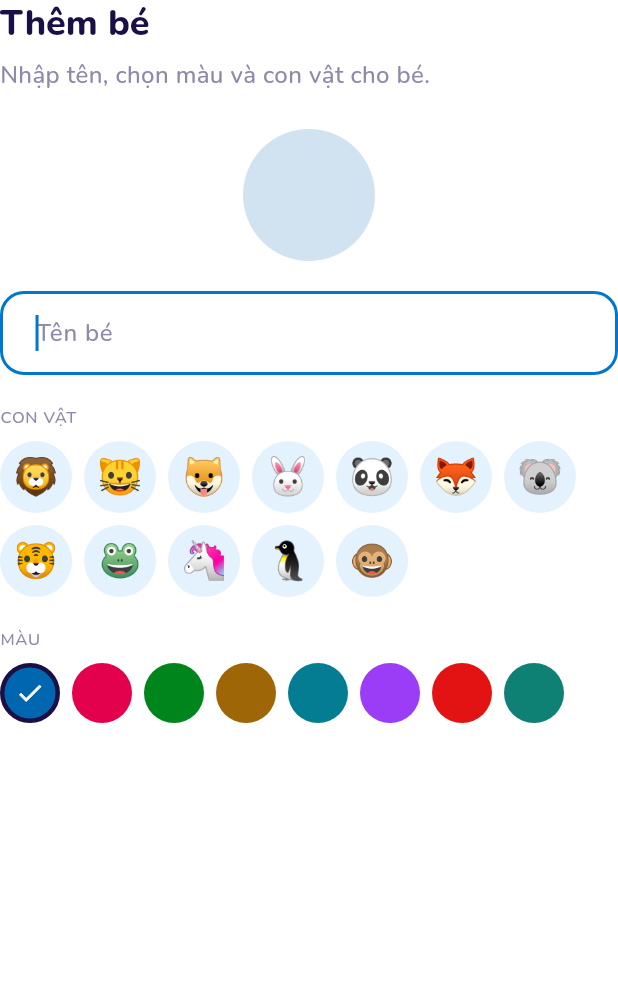
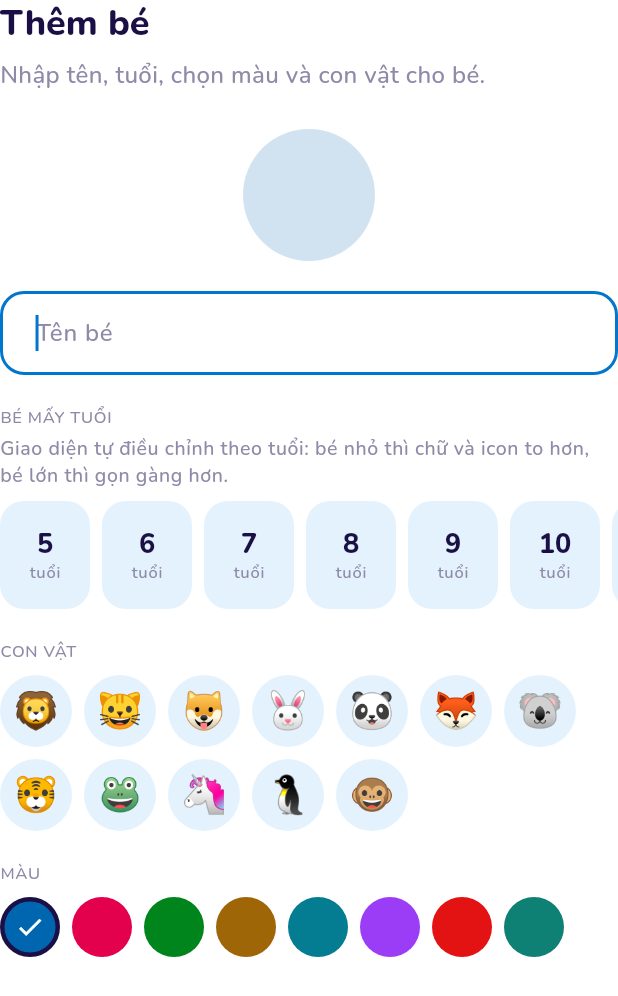
Before and after one commit to 360org/beong, a Flutter app: the _ChildStep widget shown alone on an empty page, opened directly with empty values, on a phone screen of 412 x 824 dp. Shown: the top 996 px of the screen. Run offline on Flutter 3.47's test engine with Material 3 defaults, Android fonts, the phone set to English and light mode, and no system bars; our stand-ins replace drift, flutter_riverpod, go_router, riverpod_annotation; accounts and stored records are empty; generated files the repository leaves out were written again.

Commit message:
feat(onboarding): hỏi tuổi bé để UI thích ứng theo nhóm tuổi thật
KidScale và AgeBand đã có từ trước nhưng là **code chết**: onboarding
không hỏi năm sinh nên `members.birth_year` luôn null, mọi bé đều rơi vào
nhóm mặc định `middle`. Bé 6 tuổi vẫn nhận chữ và icon cỡ trung, bé 14
tuổi vẫn thấy linh vật — đúng thứ AgeBand được viết ra để tránh.

- `birthYearOptions(currentYear:)` trả các năm trong dải app nhắm tới
  (5–15 tuổi), trẻ nhất trước. Chỉ liệt kê dải này thay vì mở date picker
  trăm năm: bố mẹ chọn xong bằng một cú chạm, không cần bàn phím.
- `_AgePicker`: hàng chip cuộn ngang trong bước "Thêm bé". Chip hiện
  **tuổi** vì bố mẹ nghĩ theo tuổi, nhưng lưu xuống DB là **năm sinh** —
  lưu tuổi thì sang năm dữ liệu sai, lưu năm sinh thì nhóm tuổi tự chuyển
  khi bé lớn lên.
- Không chọn sẵn năm nào: đoán tuổi trẻ là bịa dữ liệu, và `ageBandFor`
  đã có nhóm mặc định cho `null`. Bấm lại chip đang chọn để bỏ chọn, nên
  bố mẹ không muốn khai tuổi vẫn đi tiếp được.
- Câu phụ đề của bước nhắc rõ tuổi làm thay đổi gì, để đây không phải là
  một ô dữ liệu hỏi không lý do.

Kiểm chứng: 4 test mới cho `birthYearOptions`, trong đó có test chốt là
mọi lựa chọn trong picker đều cho ra nhóm tuổi thật và cả ba nhóm đều
chọn được — nếu không, picker vô nghĩa vì chọn hay không cũng như nhau.
157 test xanh, analyze --fatal-infos sạch.

Chạy app thật ở 412x900 và đọc lại DB: chọn "7 tuổi" ghi
`birth_year = 2019`, ra đúng nhóm `little`.

Ghi chú môi trường ảnh chụp: Xvfb không có window manager thì
`xdotool windowsize` không tới được Flutter — cửa sổ X đổi cỡ nhưng
surface vẫn 1280x720 nên ảnh chụp ra layout desktop bị cắt. Cần
`matchbox-window-manager` để cửa sổ thật sự khớp 412x900.

Co-Authored-By: Claude Opus 5 <noreply@anthropic.com>
Claude-Session: https://claude.ai/code/session_01Q6fkLUCfu7o2JYjUr6eiLQ

```diff
--- a/lib/domain/services/age_band.dart
+++ b/lib/domain/services/age_band.dart
@@ -60,3 +60,13 @@ AgeBand ageBandForAge(int age) {
   if (age <= 12) return AgeBand.middle;
   return AgeBand.teen;
 }
+
+/// Các năm sinh để bố mẹ chọn khi tạo profile con, **trẻ nhất trước**.
+///
+/// Chỉ liệt kê dải app nhắm tới ([kMinSupportedAge]..[kMaxSupportedAge]) thay
+/// vì mở date picker cả trăm năm: bố mẹ chọn một lần bằng một cú chạm, và danh
+/// sách ngắn thì không cần bàn phím — quan trọng với onboarding trên điện thoại.
+List<int> birthYearOptions({required int currentYear}) => [
+  for (var age = kMinSupportedAge; age <= kMaxSupportedAge; age++)
+    currentYear - age,
+];
--- a/lib/features/onboarding/onboarding_screen.dart
+++ b/lib/features/onboarding/onboarding_screen.dart
@@ -12,6 +12,8 @@ import 'package:beong/core/widgets/responsive_scaffold.dart';
 import 'package:beong/data/local/database.dart';
 import 'package:beong/data/seed/presets.dart';
 import 'package:beong/domain/entities/enums.dart';
+import 'package:beong/domain/services/age_band.dart';
+import 'package:beong/domain/services/family_clock.dart';
 import 'package:drift/drift.dart' hide Column;
 import 'package:flutter/material.dart';
 import 'package:flutter_riverpod/flutter_riverpod.dart';
@@ -33,6 +35,10 @@ class _OnboardingScreenState extends ConsumerState<OnboardingScreen> {
   final _childNameController = TextEditingController();
   int _childColorIndex = 0;
   String _childAvatar = kAvatarEmojis.first;
+
+  /// Không chọn sẵn năm nào: đoán tuổi của trẻ là bịa dữ liệu, và
+  /// [ageBandFor] đã có sẵn nhóm mặc định cho trường hợp `null`.
+  int? _childBirthYear;
   final _selectedRoutines = <String>{'morning', 'bedtime'};
 
   @override
@@ -92,6 +98,7 @@ class _OnboardingScreenState extends ConsumerState<OnboardingScreen> {
         displayName: childName,
         colorIndex: Value(_childColorIndex),
         avatarKey: Value(_childAvatar),
+        birthYear: Value(_childBirthYear),
       ),
     );
 
@@ -166,6 +173,9 @@ class _OnboardingScreenState extends ConsumerState<OnboardingScreen> {
                           setState(() => _childColorIndex = i),
                       avatar: _childAvatar,
                       onAvatarChanged: (a) => setState(() => _childAvatar = a),
+                      birthYear: _childBirthYear,
+                      onBirthYearChanged: (y) =>
+                          setState(() => _childBirthYear = y),
                     ),
                     _RoutineStep(
                       selected: _selectedRoutines,
@@ -293,6 +303,8 @@ class _ChildStep extends StatelessWidget {
     required this.onColorChanged,
     required this.avatar,
     required this.onAvatarChanged,
+    required this.birthYear,
+    required this.onBirthYearChanged,
   });
 
   final TextEditingController controller;
@@ -300,6 +312,8 @@ class _ChildStep extends StatelessWidget {
   final ValueChanged<int> onColorChanged;
   final String avatar;
   final ValueChanged<String> onAvatarChanged;
+  final int? birthYear;
+  final ValueChanged<int?> onBirthYearChanged;
 
   @override
   Widget build(BuildContext context) {
@@ -312,7 +326,7 @@ class _ChildStep extends StatelessWidget {
           Text('Thêm bé', style: context.text.titleLarge),
           const SizedBox(height: AppSpacing.sm),
           Text(
-            'Nhập tên, chọn màu và con vật cho bé.',
+            'Nhập tên, tuổi, chọn màu và con vật cho bé.',
             style: context.text.bodyMedium?.copyWith(
               color: context.semantic.onSurfaceMuted,
             ),
@@ -336,6 +350,27 @@ class _ChildStep extends StatelessWidget {
             decoration: const InputDecoration(hintText: 'Tên bé'),
             textCapitalization: TextCapitalization.words,
             autofocus: true,
+          ),
+          const SizedBox(height: AppSpacing.xl),
+          Text(
+            'BÉ MẤY TUỔI',
+            style: context.text.labelSmall?.copyWith(
+              color: context.semantic.onSurfaceMuted,
+            ),
+          ),
+          const SizedBox(height: AppSpacing.xs),
+          Text(
+            'Giao diện tự điều chỉnh theo tuổi: bé nhỏ thì chữ và icon to hơn, '
+            'bé lớn thì gọn gàng hơn.',
+            style: context.text.bodySmall?.copyWith(
+              color: context.semantic.onSurfaceMuted,
+            ),
+          ),
+          const SizedBox(height: AppSpacing.sm),
+          _AgePicker(
+            birthYear: birthYear,
+            onChanged: onBirthYearChanged,
+            color: color,
           ),
           const SizedBox(height: AppSpacing.xl),
           Text(
@@ -407,6 +442,81 @@ class _ChildStep extends StatelessWidget {
             }),
           ),
         ],
+      ),
+    );
+  }
+}
+
+/// Hàng chip chọn tuổi, cuộn ngang. Lưu **năm sinh** chứ không lưu tuổi.
+///
+/// Lưu tuổi thì sang năm dữ liệu sai; lưu năm sinh thì nhóm tuổi tự chuyển khi
+/// bé lớn lên — xem `ageBandFor`. Bố mẹ nghĩ theo tuổi nên chip hiện tuổi, còn
+/// năm sinh chỉ là thứ được lưu xuống DB.
+class _AgePicker extends StatelessWidget {
+  const _AgePicker({
+    required this.birthYear,
+    required this.onChanged,
+    required this.color,
+  });
+
+  final int? birthYear;
+  final ValueChanged<int?> onChanged;
+  final Color color;
+
+  @override
+  Widget build(BuildContext context) {
+    final currentYear = FamilyClock(
+      timeZoneOffset: DateTime.now().timeZoneOffset,
+    ).today().year;
+    final years = birthYearOptions(currentYear: currentYear);
+
+    return SizedBox(
+      height: 72,
+      child: ListView.separated(
+        scrollDirection: Axis.horizontal,
+        itemCount: years.length,
+        separatorBuilder: (context, index) =>
+            const SizedBox(width: AppSpacing.sm),
+        itemBuilder: (context, index) {
+          final year = years[index];
+          final selected = year == birthYear;
+
+          return GestureDetector(
+            // Bấm lại chip đang chọn để bỏ chọn — bố mẹ không muốn khai tuổi
+            // thì vẫn đi tiếp được.
+            onTap: () => onChanged(selected ? null : year),
+            child: Container(
+              width: 60,
+              alignment: Alignment.center,
+              decoration: BoxDecoration(
+                color: selected
+                    ? color.withValues(alpha: 0.25)
+                    : context.colors.primaryContainer,
+                borderRadius: const BorderRadius.all(
+                  Radius.circular(AppRadius.field),
+                ),
+                border: selected ? Border.all(color: color, width: 2.5) : null,
+              ),
+              child: Column(
+                mainAxisAlignment: MainAxisAlignment.center,
+                children: [
+                  Text(
+                    '${currentYear - year}',
+                    style: context.text.titleMedium?.copyWith(
+                      fontWeight: FontWeight.w800,
+                    ),
+                  ),
+                  Text(
+                    'tuổi',
+                    style: context.text.labelSmall?.copyWith(
+                      color: context.semantic.onSurfaceMuted,
+                    ),
+                  ),
+                ],
+              ),
+            ),
+          );
+        },
       ),
     );
   }
```
Also changed, not shown: 1 other file.
